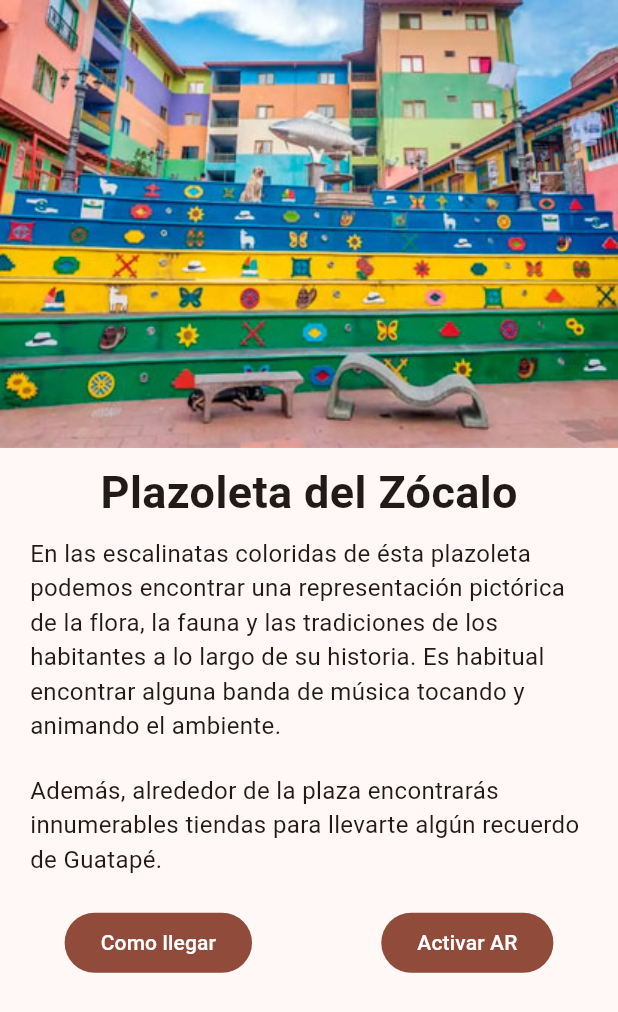
After one commit to Klissman20/GuatAPPe, a Flutter app: the PopupScreen screen opened directly, on a phone screen of 412 x 824 dp. The commit adds this screen. Shown: the top 1012 px of the screen. Run offline on Flutter 3.47's test engine with Material 2 defaults, Android fonts, the phone set to English and light mode, and no system bars; our stand-ins replace animated_splash_screen, firebase_auth, firebase_core, go_router, google_maps_flutter, lottie and 1 more; missing offline and left inert: firebase_ui_auth, flutter_polyline_points; accounts and stored records are empty.

Commit message:
add popup view to map

```diff
--- a/lib/presentation/screens/map/map_screen.dart
+++ b/lib/presentation/screens/map/map_screen.dart
@@ -49,7 +49,7 @@ class _MapScreenState extends State<MapScreen> {
             title: "Marcador:$i",
             snippet: "Snippet",
             onTap: () {
-              context.goNamed(LoginScreen.name);
+              context.goNamed(PopupScreen.name);
             },
           ),
           icon: pinLocationIcon));
--- /dev/null
+++ b/lib/presentation/screens/popup/popup_screen.dart
@@ -0,0 +1,56 @@
+import 'package:flutter/material.dart';
+
+class PopupScreen extends StatelessWidget {
+  const PopupScreen({super.key});
+
+  static const String name = 'popup_screen';
+
+  @override
+  Widget build(BuildContext context) {
+    return Scaffold(
+      body: SafeArea(
+        child: Column(children: [
+          Image.asset('assets/images/plazoleta.png'),
+          const Padding(
+            padding: EdgeInsets.all(8.0),
+            child: Text(
+              textAlign: TextAlign.start,
+              'Plazoleta del Zócalo',
+              style: TextStyle(fontSize: 30, fontWeight: FontWeight.bold),
+            ),
+          ),
+          const SizedBox(
+            child: Padding(
+              padding: EdgeInsets.symmetric(horizontal: 20),
+              child: Text(
+                'En las escalinatas coloridas de ésta plazoleta podemos encontrar una representación pictórica de la flora, la fauna y las tradiciones de los habitantes a lo largo de su historia. Es habitual encontrar alguna banda de música tocando y animando el ambiente.',
+                style: TextStyle(fontSize: 16),
+              ),
+            ),
+          ),
+          const SizedBox(
+            child: Padding(
+              padding: EdgeInsets.all(20),
+              child: Text(
+                  style: TextStyle(fontSize: 16),
+                  'Además, alrededor de la plaza encontrarás innumerables tiendas para llevarte algún recuerdo de Guatapé.'),
+            ),
+          ),
+          Row(
+            mainAxisAlignment: MainAxisAlignment.spaceAround,
+            children: [
+              FilledButton(
+                child: const Text('Como llegar'),
+                onPressed: () {},
+              ),
+              FilledButton(
+                child: const Text('Activar AR'),
+                onPressed: () {},
+              )
+            ],
+          )
+        ]),
+      ),
+    );
+  }
+}
--- a/lib/presentation/screens/screens.dart
+++ b/lib/presentation/screens/screens.dart
@@ -3,3 +3,4 @@ export 'splash/splash_screen_animated.dart';
 export 'splash/splash_screen_native.dart';
 export 'register/register_screen.dart';
 export 'map/map_screen.dart';
+export 'popup/popup_screen.dart';
--- a/pubspec.yaml
+++ b/pubspec.yaml
@@ -58,6 +58,7 @@ flutter:
   # To add assets to your application, add an assets section, like this:
   assets:
     - assets/logo/
+    - assets/images/plazoleta.png
     - assets/icono.png
   # An image asset can refer to one or more resolution-specific "variants", see
   # https://flutter.dev/assets-and-images/#resolution-aware
```
Also changed, not shown: assets/images/plazoleta.png (added).
